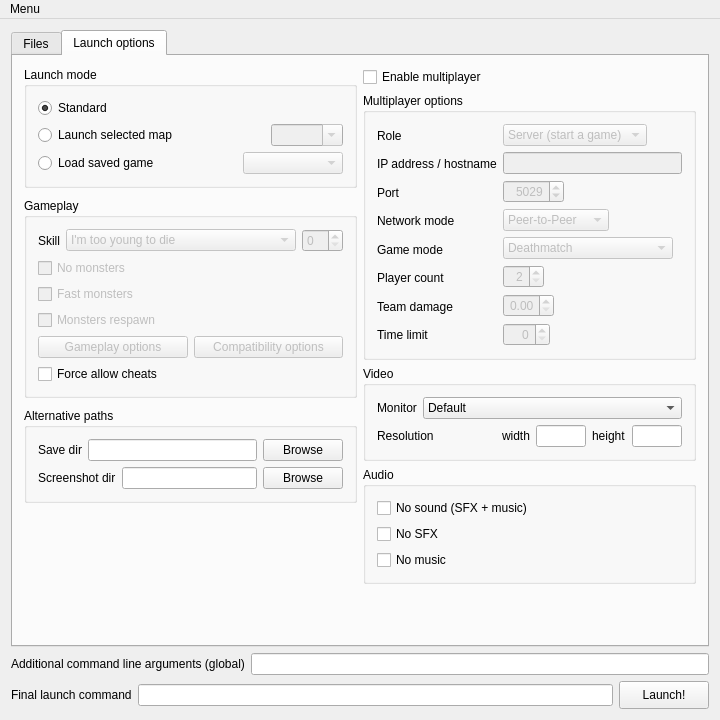
Before: the Qt Designer form Forms/MainWindow.ui in Youda008/DoomRunner, drawn with Qt 5.
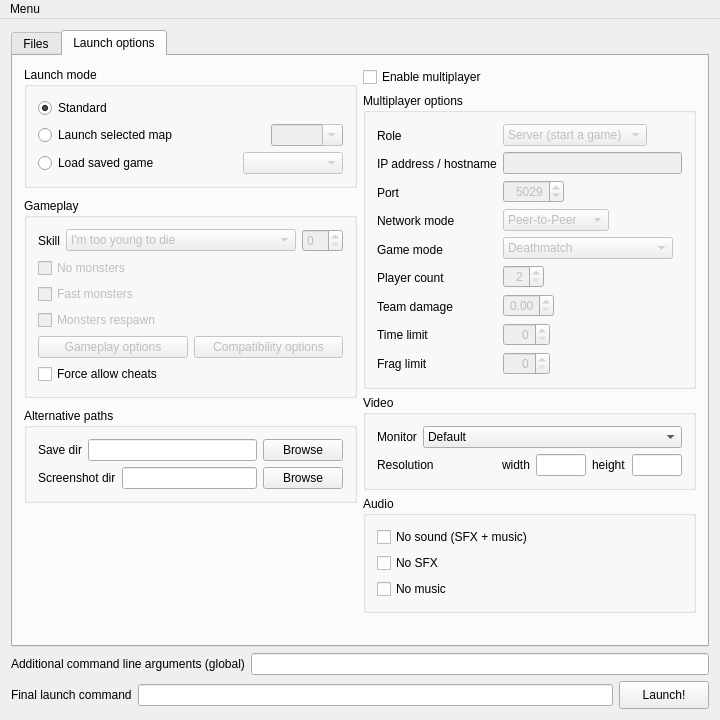
After: the same form once the commit is applied. The open tabs and pages were chosen to show the change. Custom widgets are drawn as their Qt base class.

Commit message: added frag limit

Diff of the .ui file:
```diff
--- a/Forms/MainWindow.ui
+++ b/Forms/MainWindow.ui
@@ -922,6 +922,13 @@
                  </property>
                 </widget>
                </item>
+               <item>
+                <widget class="QLabel" name="fragLimitLabel">
+                 <property name="text">
+                  <string>Frag limit</string>
+                 </property>
+                </widget>
+               </item>
               </layout>
              </item>
              <item>
@@ -1228,6 +1235,36 @@
                  </item>
                 </layout>
                </item>
+               <item>
+                <layout class="QHBoxLayout" name="horizontalLayout_27">
+                 <item>
+                  <widget class="QSpinBox" name="fragLimitSpinBox">
+                   <property name="enabled">
+                    <bool>false</bool>
+                   </property>
+                   <property name="alignment">
+                    <set>Qt::AlignRight|Qt::AlignTrailing|Qt::AlignVCenter</set>
+                   </property>
+                   <property name="maximum">
+                    <number>999</number>
+                   </property>
+                  </widget>
+                 </item>
+                 <item>
+                  <spacer name="horizontalSpacer_11">
+                   <property name="orientation">
+                    <enum>Qt::Horizontal</enum>
+                   </property>
+                   <property name="sizeHint" stdset="0">
+                    <size>
+                     <width>40</width>
+                     <height>20</height>
+                    </size>
+                   </property>
+                  </spacer>
+                 </item>
+                </layout>
+               </item>
               </layout>
              </item>
             </layout>
```
The commit also changes 4 other files.
